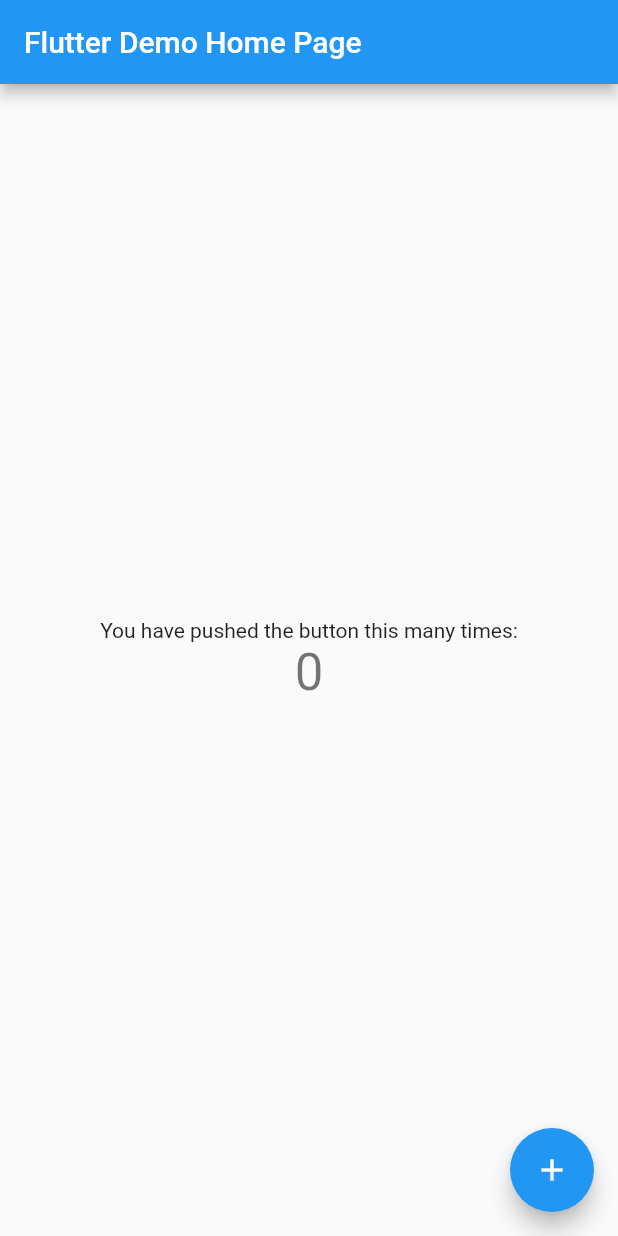
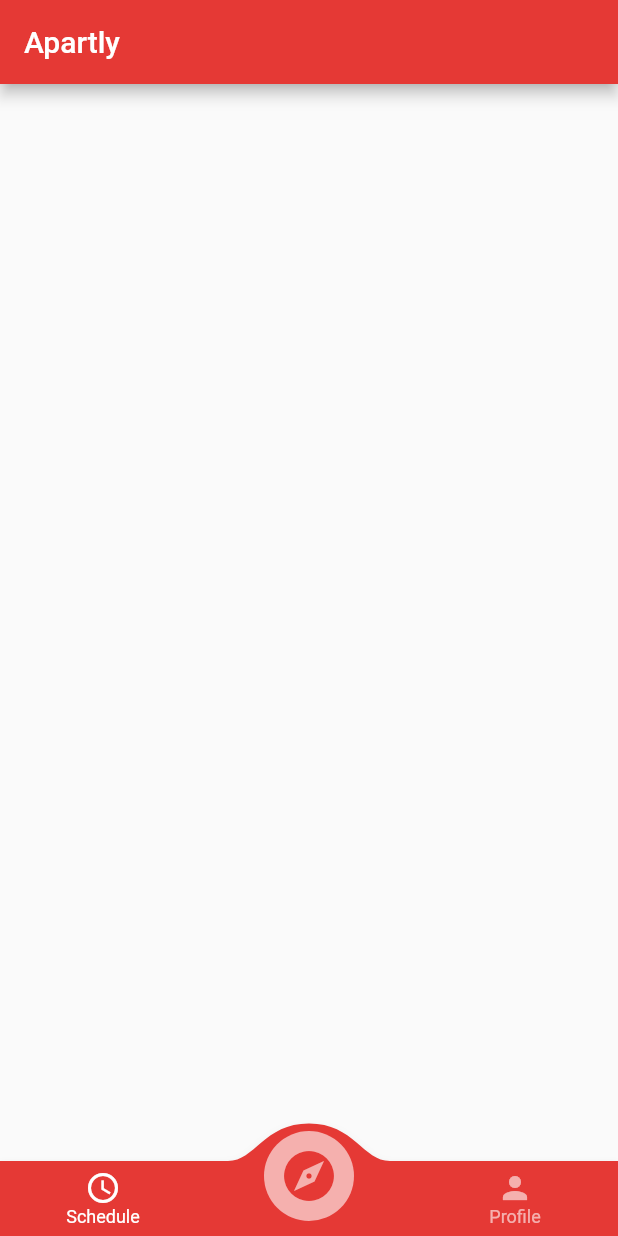
Before and after one commit to anooj-shah/RowdyHacks-Apartly, a Flutter app: the screen it shows after launch, on a phone screen of 412 x 824 dp. Run offline on Flutter 3.47's test engine with Material 2 defaults, Android fonts, the phone set to English and light mode, and no system bars; drawn by our look-alikes of convex_bottom_bar.

Commit message:
initial bottom bar ui

```diff
--- /dev/null
+++ b/mobile/apartly/lib/frontend/home_page.dart
@@ -0,0 +1,66 @@
+import 'package:apartly/models/apart_info.dart';
+import 'package:convex_bottom_bar/convex_bottom_bar.dart';
+import 'package:flutter/material.dart';
+import 'package:provider/provider.dart';
+
+
+
+
+class MyHome extends StatelessWidget {
+  static List<TabItem> tabs = new List<TabItem>();
+
+  @override
+  Widget build(BuildContext context) {
+    tabs = new List<TabItem>();
+    tabs.add(TabItem(title: "Schedule", icon: Icons.access_time));
+    tabs.add(TabItem(title: "Explore", icon: Icons.explore));
+    tabs.add(TabItem(title: "Profile", icon: Icons.person));
+
+    return MultiProvider(
+      providers: [
+        ChangeNotifierProvider(create: (context) => ApartInfo()),
+      ],
+      child: Container(
+        child: Scaffold(
+          appBar: AppBar(
+            title: Text('Apartly'),
+
+          ),
+          bottomNavigationBar: ConvexAppBar(
+            onTap: (ind) {
+              switch (ind) {
+                case 0:
+                  Navigator.of(context).canPop()
+                      ? Navigator.of(context).popAndPushNamed('/')
+                      : print('cant push');
+                  break;
+                case 1:
+                  Navigator.of(context).pushNamed('/ReportPage');
+                  break;
+                case 2:
+                //Navigator.of(context).canPop()
+                  Navigator.of(context).pushNamed('/ReportList');
+                  // : print('cant push');
+                  break;
+              }
+            },
+            items: tabs,
+            backgroundColor: Colors.red[600],
+            style: TabStyle.fixedCircle,
+          ),
+//          appBar: AppBar(
+//            backgroundColor: Colors.deepOrange,
+//          ),
+          body: Stack(
+            children: <Widget>[
+//              MapView(),
+//              HomeFAB(),
+//              RefreshFAB(),
+//              DangerFAB(),
+            ],
+          ),
+        ),
+      ),
+    );
+  }
+}
--- a/mobile/apartly/lib/main.dart
+++ b/mobile/apartly/lib/main.dart
@@ -1,113 +1,32 @@
+
+
+
+
+import 'package:apartly/frontend/home_page.dart';
 import 'package:flutter/material.dart';
+import 'package:apartly/utilities/constants.dart';
 
-void main() {
-  runApp(MyApp());
-}
+
+
+void main() => runApp(MyApp());
 
 class MyApp extends StatelessWidget {
-  // This widget is the root of your application.
   @override
   Widget build(BuildContext context) {
     return MaterialApp(
-      title: 'Flutter Demo',
+      debugShowCheckedModeBanner: false,
+      title: Constants.appName,
+      initialRoute: '/',
+      routes: {
+        // When we navigate to the "/" route, build the MapView Screen
+//        '/ReportPage': (context) => ChangeNotifierProvider(
+//            create: (context) => FormInfo(), child: ReportPage()),
+//        '/ReportList': (context) => new ReportList(),
+      },
       theme: ThemeData(
-        // This is the theme of your application.
-        //
-        // Try running your application with "flutter run". You'll see the
-        // application has a blue toolbar. Then, without quitting the app, try
-        // changing the primarySwatch below to Colors.green and then invoke
-        // "hot reload" (press "r" in the console where you ran "flutter run",
-        // or simply save your changes to "hot reload" in a Flutter IDE).
-        // Notice that the counter didn't reset back to zero; the application
-        // is not restarted.
-        primarySwatch: Colors.blue,
+        primaryColor: Colors.red[600],
       ),
-      home: MyHomePage(title: 'Flutter Demo Home Page'),
+      home: MyHome(),
     );
   }
 }
-
-class MyHomePage extends StatefulWidget {
-  MyHomePage({Key key, this.title}) : super(key: key);
-
-  // This widget is the home page of your application. It is stateful, meaning
-  // that it has a State object (defined below) that contains fields that affect
-  // how it looks.
-
-  // This class is the configuration for the state. It holds the values (in this
-  // case the title) provided by the parent (in this case the App widget) and
-  // used by the build method of the State. Fields in a Widget subclass are
-  // always marked "final".
-
-  final String title;
-
-  @override
-  _MyHomePageState createState() => _MyHomePageState();
-}
-
-class _MyHomePageState extends State<MyHomePage> {
-  int _counter = 0;
-
-  void _incrementCounter() {
-    setState(() {
-      // This call to setState tells the Flutter framework that something has
-      // changed in this State, which causes it to rerun the build method below
-      // so that the display can reflect the updated values. If we changed
-      // _counter without calling setState(), then the build method would not be
-      // called again, and so nothing would appear to happen.
-      _counter++;
-    });
-  }
-
-  @override
-  Widget build(BuildContext context) {
-    // This method is rerun every time setState is called, for instance as done
-    // by the _incrementCounter method above.
-    //
-    // The Flutter framework has been optimized to make rerunning build methods
-    // fast, so that you can just rebuild anything that needs updating rather
-    // than having to individually change instances of widgets.
-    return Scaffold(
-      appBar: AppBar(
-        // Here we take the value from the MyHomePage object that was created by
-        // the App.build method, and use it to set our appbar title.
-        title: Text(widget.title),
-      ),
-      body: Center(
-        // Center is a layout widget. It takes a single child and positions it
-        // in the middle of the parent.
-        child: Column(
-          // Column is also a layout widget. It takes a list of children and
-          // arranges them vertically. By default, it sizes itself to fit its
-          // children horizontally, and tries to be as tall as its parent.
-          //
-          // Invoke "debug painting" (press "p" in the console, choose the
-          // "Toggle Debug Paint" action from the Flutter Inspector in Android
-          // Studio, or the "Toggle Debug Paint" command in Visual Studio Code)
-          // to see the wireframe for each widget.
-          //
-          // Column has various properties to control how it sizes itself and
-          // how it positions its children. Here we use mainAxisAlignment to
-          // center the children vertically; the main axis here is the vertical
-          // axis because Columns are vertical (the cross axis would be
-          // horizontal).
-          mainAxisAlignment: MainAxisAlignment.center,
-          children: <Widget>[
-            Text(
-              'You have pushed the button this many times:',
-            ),
-            Text(
-              '$_counter',
-              style: Theme.of(context).textTheme.headline4,
-            ),
-          ],
-        ),
-      ),
-      floatingActionButton: FloatingActionButton(
-        onPressed: _incrementCounter,
-        tooltip: 'Increment',
-        child: Icon(Icons.add),
-      ), // This trailing comma makes auto-formatting nicer for build methods.
-    );
-  }
-}
--- /dev/null
+++ b/mobile/apartly/lib/models/apart_info.dart
@@ -0,0 +1,35 @@
+import 'dart:io';
+
+import 'package:flutter/material.dart';
+import 'package:flutter/foundation.dart';
+import 'package:provider/provider.dart';
+
+
+class ApartInfo extends ChangeNotifier {
+  static File _image = File('');
+//    width: MediaQuery.of(context).size.width,
+//    height: 300,
+
+  static bool _needUpload = false;
+
+  File get image => _image;
+
+  bool get needUpload => _needUpload;
+
+
+  set image(File img) {
+    _image = img;
+    notifyListeners();
+  }
+
+  set needUpload(bool needIt) {
+    _needUpload = needIt;
+    notifyListeners();
+  }
+
+
+
+
+
+
+}
--- /dev/null
+++ b/mobile/apartly/lib/utilities/constants.dart
@@ -0,0 +1,3 @@
+class Constants {
+  static const appName = "Brush";
+}
--- a/mobile/apartly/pubspec.yaml
+++ b/mobile/apartly/pubspec.yaml
@@ -24,6 +24,8 @@
   # The following adds the Cupertino Icons font to your application.
   # Use with the CupertinoIcons class for iOS style icons.
   cupertino_icons: ^0.1.3
+  convex_bottom_bar: ^2.1.1
+  provider: ^4.0.4
 
 dev_dependencies:
   flutter_test:
```
Also changed, not shown: mobile/apartly/pubspec.lock, 130 other files.
